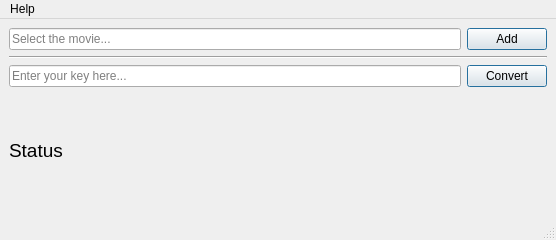
Qt form assets/Converter.ui (Dimaryst/Converter_py) before a commit.
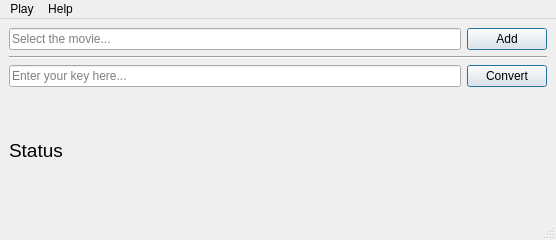
The same form after that commit.

The edit to the form file:
```diff
--- a/assets/Converter.ui
+++ b/assets/Converter.ui
@@ -94,12 +94,19 @@
      <height>24</height>
     </rect>
    </property>
+   <widget class="QMenu" name="menuPlay">
+    <property name="title">
+     <string>Play</string>
+    </property>
+    <addaction name="actionFfplay"/>
+   </widget>
    <widget class="QMenu" name="menuHelp">
     <property name="title">
      <string>Help</string>
     </property>
     <addaction name="actionInfo"/>
    </widget>
+   <addaction name="menuPlay"/>
    <addaction name="menuHelp"/>
   </widget>
   <widget class="QStatusBar" name="statusbar"/>
```
Left out of the diff: 7 changed lines with no effect on the pictures.
